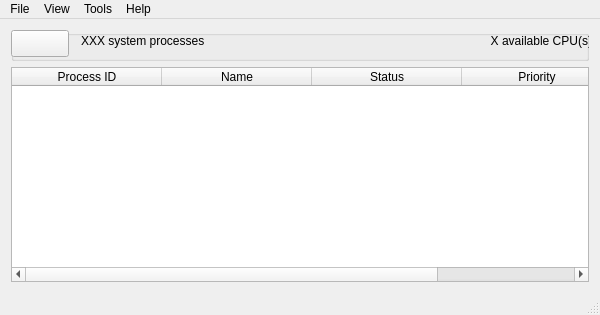
Qt form mainwindow.ui (dutchgold92/TaskStalker) before a commit.
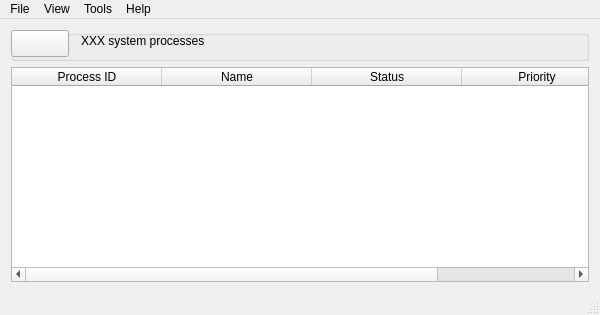
The same form after that commit. Icons and pictures are not drawn.

Commit message: Removed simulator class, instead using visualiser as they are nearly identical.

```diff
--- a/mainwindow.ui
+++ b/mainwindow.ui
@@ -83,25 +83,6 @@
         <string>XXX system processes</string>
        </property>
       </widget>
-      <widget class="QLabel" name="cpuCountLabel">
-       <property name="geometry">
-        <rect>
-         <x>400</x>
-         <y>0</y>
-         <width>181</width>
-         <height>21</height>
-        </rect>
-       </property>
-       <property name="text">
-        <string>X available CPU(s)</string>
-       </property>
-       <property name="alignment">
-        <set>Qt::AlignRight|Qt::AlignTrailing|Qt::AlignVCenter</set>
-       </property>
-       <property name="margin">
-        <number>2</number>
-       </property>
-      </widget>
      </widget>
     </item>
     <item>
```
Left out of the diff: 20 changed lines with no effect on the pictures. The commit also changes 32 other files.
